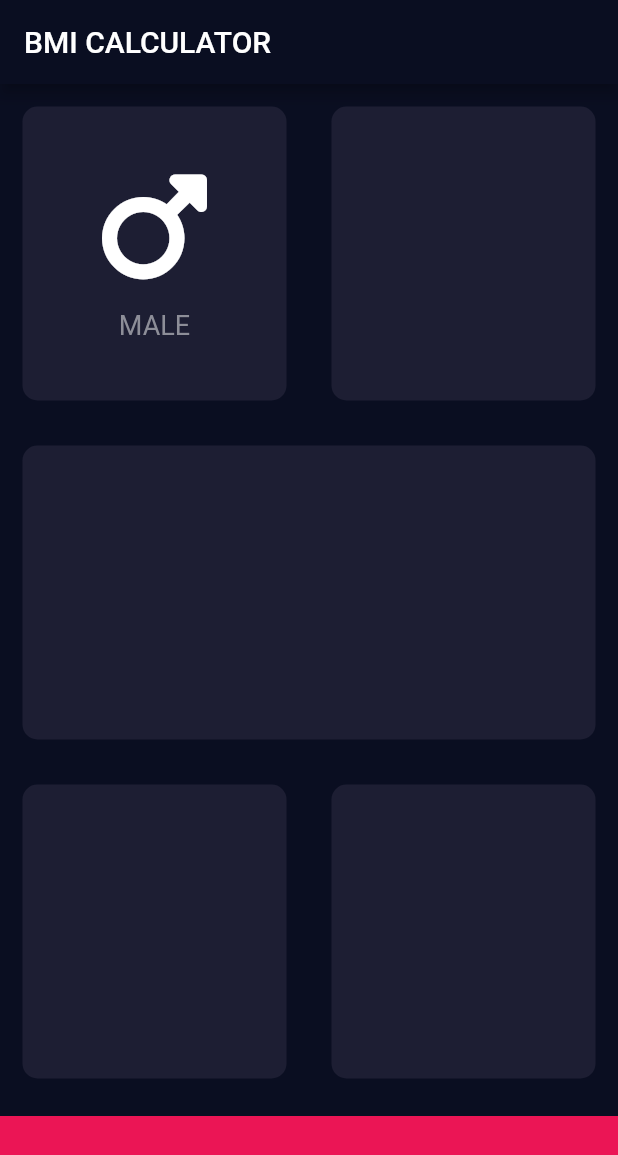
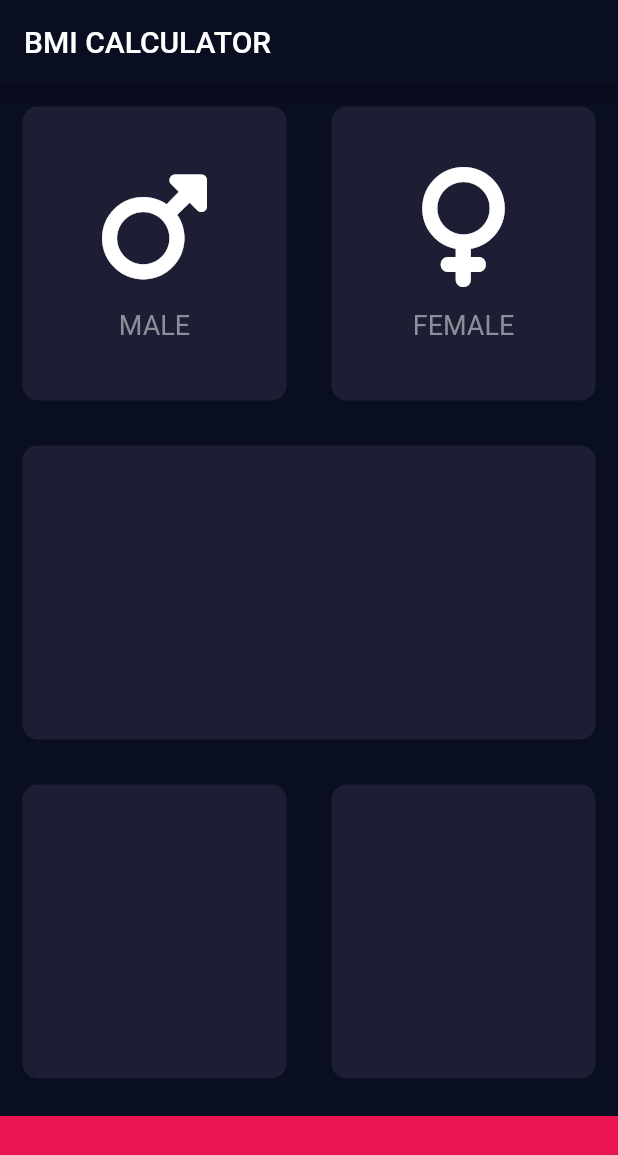
Before and after one commit to ania-niezychowska/BMIApp, a Flutter app: the screen it shows after launch, on a phone screen of 412 x 824 dp. Shown: the top 1155 px of the screen. Run offline on Flutter 3.47's test engine with Material 2 defaults, Android fonts, the phone set to English and light mode, and no system bars; our stand-ins replace font_awesome_flutter.

Commit message:
add female icon

```diff
--- a/lib/input_page.dart
+++ b/lib/input_page.dart
@@ -26,32 +26,19 @@ class _InputPageState extends State<InputPage> {
               Expanded(
                 child: ReusableCard(
                   colour: activeCardColor,
-                  cardChild: Column(
-                    mainAxisAlignment: MainAxisAlignment.center,
-                    children: <Widget>[
-                      Icon(
-                        FontAwesomeIcons.mars,
-                        size: 80.0,
-                        color: Colors.white,
-                      ),
-                      SizedBox(
-                        height: 15.0,
-                      ),
-                      Text(
-                        'MALE',
-                        style: TextStyle(
-                          fontSize: 18.0,
-                          color: Color(0xFF8D8E98),
-                        ),
-                      )
-                    ],
+                  cardChild: IconContent(
+                    icon: FontAwesomeIcons.mars,
+                    label: 'MALE',
                   ),
                 ),
               ),
               Expanded(
                 child: ReusableCard(
                   colour: activeCardColor,
-                  cardChild: Column(children: [],),
+                  cardChild: IconContent(
+                    icon: FontAwesomeIcons.venus,
+                    label: 'FEMALE',
+                  ),
                 ),
               ),
             ],
@@ -65,20 +52,23 @@ class _InputPageState extends State<InputPage> {
               ),
             ),
           ),
-
           Expanded(
               child: Row(
             children: <Widget>[
               Expanded(
                 child: ReusableCard(
                   colour: activeCardColor,
-                  cardChild: Column(children: [],),
+                  cardChild: Column(
+                    children: [],
+                  ),
                 ),
               ),
               Expanded(
                 child: ReusableCard(
                   colour: activeCardColor,
-                  cardChild: Column(children: [],),
+                  cardChild: Column(
+                    children: [],
+                  ),
                 ),
               ),
             ],
@@ -91,6 +81,37 @@ class _InputPageState extends State<InputPage> {
           ),
         ],
       ),
+    );
+  }
+}
+
+class IconContent extends StatelessWidget {
+  IconContent({required this.icon, required this.label});
+
+  final IconData icon;
+  final String label;
+
+  @override
+  Widget build(BuildContext context) {
+    return Column(
+      mainAxisAlignment: MainAxisAlignment.center,
+      children: <Widget>[
+        Icon(
+          icon,
+          size: 80.0,
+          color: Colors.white,
+        ),
+        SizedBox(
+          height: 15.0,
+        ),
+        Text(
+          label,
+          style: TextStyle(
+            fontSize: 18.0,
+            color: Color(0xFF8D8E98),
+          ),
+        )
+      ],
     );
   }
 }
```
